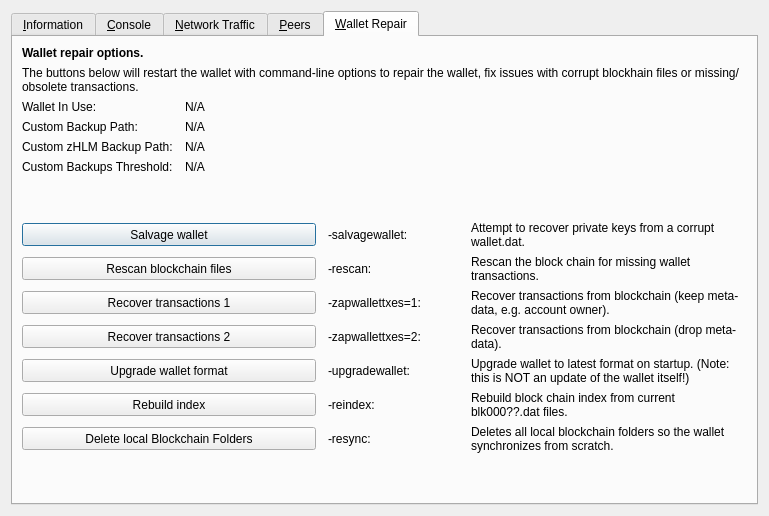
Before: the Qt Designer form src/qt/forms/rpcconsole.ui in heliumchain/squorum, drawn with Qt 5.
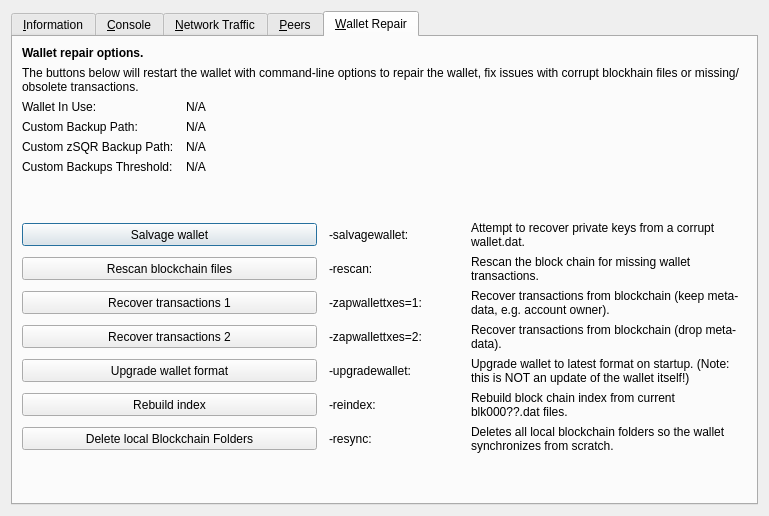
After: the same form once the commit is applied. The open tabs and pages were chosen to show the change. Icons and pictures are not drawn. Custom widgets are drawn as their Qt base class.

The edit to the form file:
```diff
--- a/src/qt/forms/rpcconsole.ui
+++ b/src/qt/forms/rpcconsole.ui
@@ -1359,7 +1359,7 @@
           <bool>false</bool>
          </property>
          <property name="text">
-          <string>Custom zHLM Backup Path:</string>
+          <string>Custom zSQR Backup Path:</string>
          </property>
         </widget>
        </item>
```
